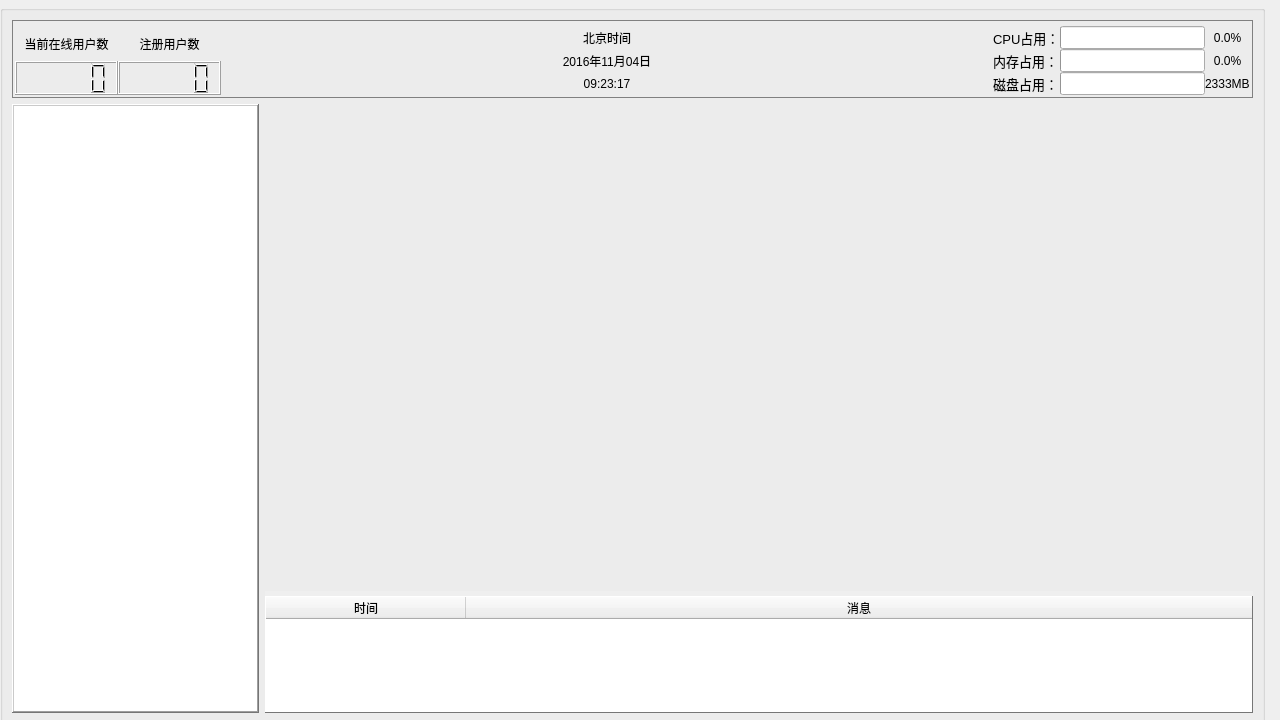
First picture: the form in widget/mid/systemmanager_widget.ui, repository yanghang8612/SMAMMainUI, before the edit.
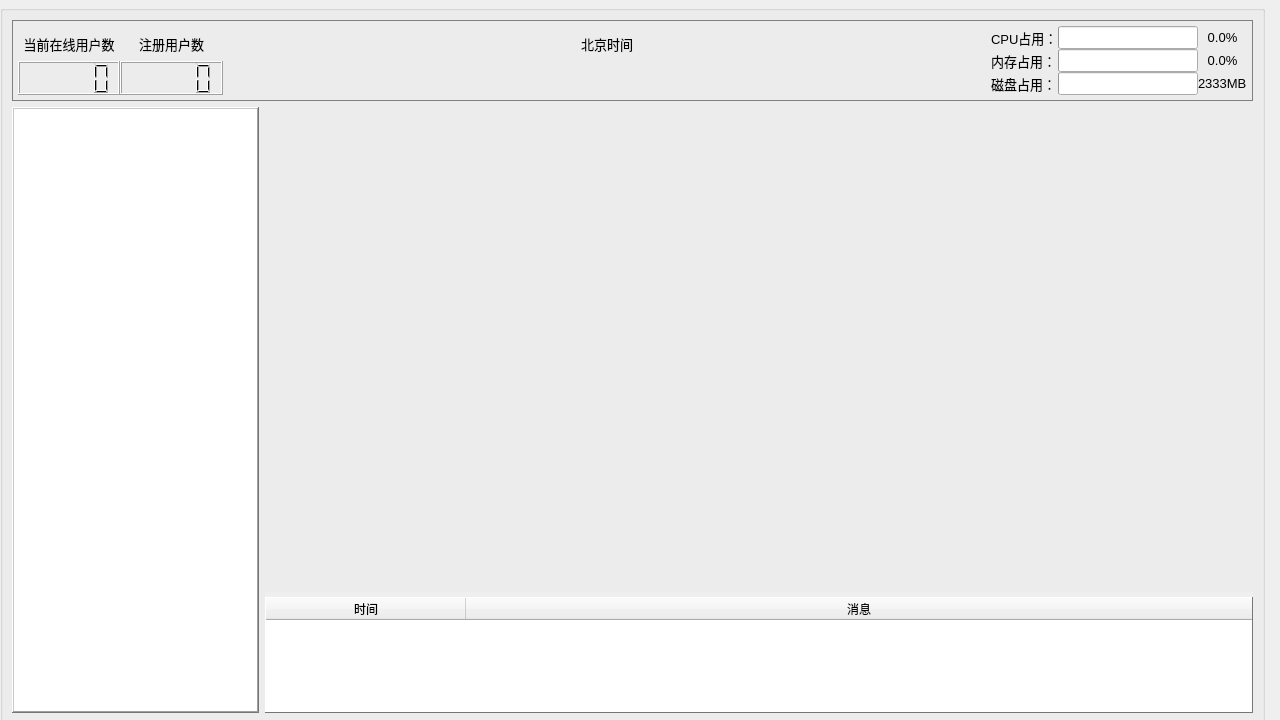
Second picture: the form after the edit.

Patch:
```diff
--- a/widget/mid/systemmanager_widget.ui
+++ b/widget/mid/systemmanager_widget.ui
@@ -11,7 +11,10 @@
    </rect>
   </property>
   <property name="styleSheet">
-   <string notr="true">QLineEdit {
+   <string notr="true">QMdiSubWindow {
+  background-color: rgb(0,0,0);
+}
+QLineEdit {
   border: 1px solid white;
   border-radius: 3px;
 }
@@ -33,7 +36,10 @@
   left: 10px;
 }
 QDialog {
-  background-color: rgb(240,240,240);
+  background: rgb(212,208,200);
+}
+QWidget {
+  font-size: 13px
 }</string>
   </property>
   <widget class="QGroupBox" name="verticalGroupBox">
@@ -167,17 +173,7 @@
             <bool>true</bool>
            </property>
            <property name="text">
-            <string>2016年11月04日</string>
-           </property>
-           <property name="alignment">
-            <set>Qt::AlignCenter</set>
-           </property>
-          </widget>
-         </item>
-         <item>
-          <widget class="QLabel" name="timeLabel">
-           <property name="text">
-            <string>09:23:17</string>
+            <string/>
            </property>
            <property name="alignment">
             <set>Qt::AlignCenter</set>
@@ -208,7 +204,7 @@
           <widget class="QProgressBar" name="memBar">
            <property name="font">
             <font>
-             <pointsize>10</pointsize>
+             <pointsize>-1</pointsize>
             </font>
            </property>
            <property name="maximum">
@@ -232,7 +228,7 @@
           <widget class="QLabel" name="cpuLabel">
            <property name="font">
             <font>
-             <pointsize>10</pointsize>
+             <pointsize>-1</pointsize>
             </font>
            </property>
            <property name="text">
@@ -244,7 +240,7 @@
           <widget class="QLabel" name="memoryLabel">
            <property name="font">
             <font>
-             <pointsize>10</pointsize>
+             <pointsize>-1</pointsize>
             </font>
            </property>
            <property name="text">
@@ -256,7 +252,7 @@
           <widget class="QProgressBar" name="cpuBar">
            <property name="font">
             <font>
-             <pointsize>10</pointsize>
+             <pointsize>-1</pointsize>
             </font>
            </property>
            <property name="maximum">
@@ -300,7 +296,7 @@
           <widget class="QLabel" name="networkLabel">
            <property name="font">
             <font>
-             <pointsize>10</pointsize>
+             <pointsize>-1</pointsize>
             </font>
            </property>
            <property name="text">
@@ -312,7 +308,7 @@
           <widget class="QProgressBar" name="diskBar">
            <property name="font">
             <font>
-             <pointsize>10</pointsize>
+             <pointsize>-1</pointsize>
             </font>
            </property>
            <property name="value">
```
Left out of the diff: 2 changed lines with no effect on the pictures.
